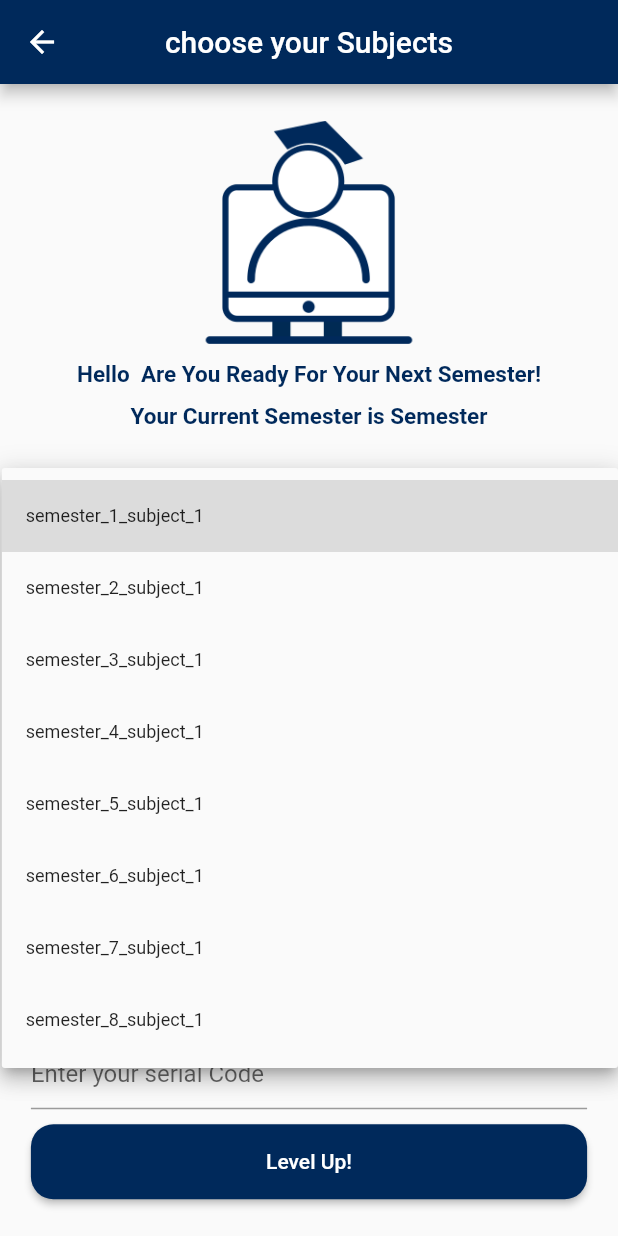
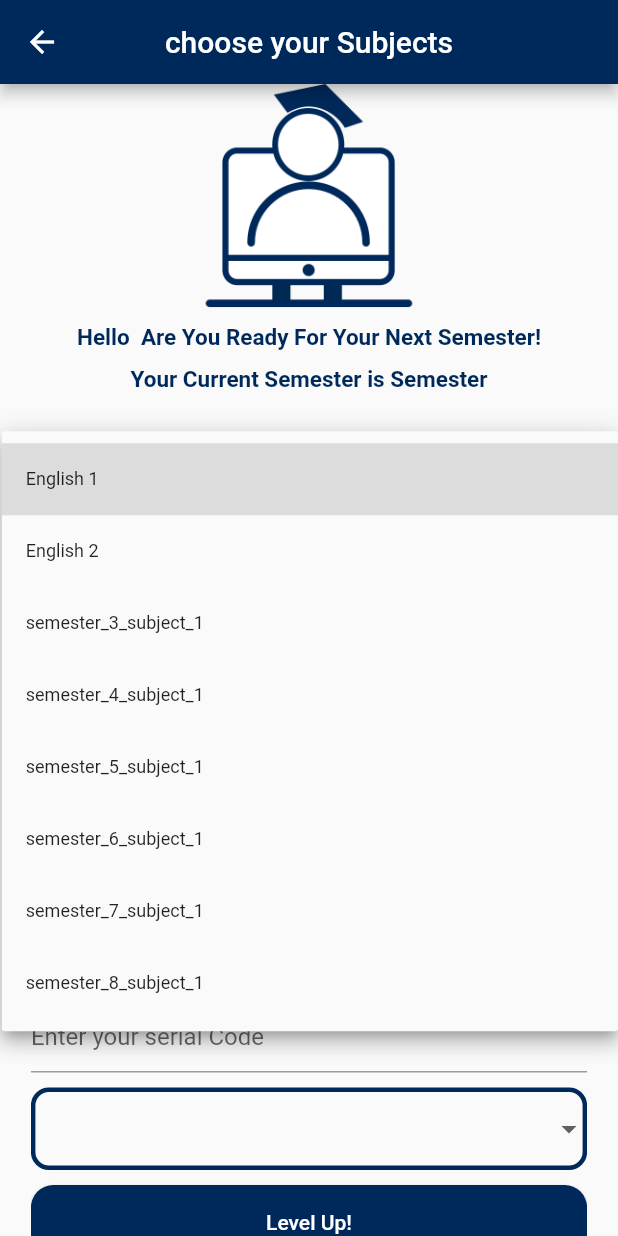
Before and after one commit to DO-DDY/graduationproject-implementation, a Flutter app: the Checker screen opened directly, after a tap on the "arrow drop down" icon, on a phone screen of 412 x 824 dp. Run offline on Flutter 3.47's test engine with Material 2 defaults, Android fonts, the phone set to English and light mode, and no system bars; our stand-ins replace cloud_firestore, firebase_auth, firebase_core, firebase_storage, fluttertoast, image_picker; accounts and stored records are empty.

Commit message:
subject validator

```diff
--- a/lib/model/user_model.dart
+++ b/lib/model/user_model.dart
@@ -75,12 +75,12 @@ class UserModel {
       'firstName': firstName,
       'secondName': secondName,
       'semester_1': semester_1,
-      'semester_8': semester_2,
-      'semester_1': semester_3,
-      'semester_8': semester_4,
-      'semester_1': semester_5,
-      'semester_8': semester_6,
-      'semester_1': semester_7,
+      'semester_2': semester_2,
+      'semester_3': semester_3,
+      'semester_4': semester_4,
+      'semester_5': semester_5,
+      'semester_6': semester_6,
+      'semester_7': semester_7,
       'semester_8': semester_8,
       'current_semester': current_semester,
     };
--- a/lib/screens/checker.dart
+++ b/lib/screens/checker.dart
@@ -37,8 +37,8 @@ class _CheckerState extends State<Checker> {
   }
 
   List<String> items = [
-    'semester_1_subject_1',
-    'semester_2_subject_1',
+    'English 1',
+    'English 2',
     'semester_3_subject_1',
     'semester_4_subject_1',
     'semester_5_subject_1',
@@ -110,6 +110,18 @@ class _CheckerState extends State<Checker> {
     'semester_8_subject_6',
   ];
   String? selectedItem6;
+
+  List<String> items7 = [
+    'semester_1_subject_7',
+    'semester_2_subject_7',
+    'semester_3_subject_7',
+    'semester_4_subject_7',
+    'semester_5_subject_7',
+    'semester_6_subject_7',
+    'semester_7_subject_7',
+    'semester_8_subject_7',
+  ];
+  String? selectedItem7;
 
   @override
   Widget build(BuildContext context) {
@@ -260,10 +272,7 @@ class _CheckerState extends State<Checker> {
                 Container(
                     height: 55,
                     width: MediaQuery.of(context).size.width * 0.90,
-                    child: (_subjectBlocker(
-                      "${loggedInUser.semester_7?['software_engineering'] ?? 0}",
-                    ))
-                        ? DropdownButtonFormField<String>(
+                    child: DropdownButtonFormField<String>(
                       decoration: InputDecoration(
                         enabledBorder: OutlineInputBorder(
                           borderRadius: BorderRadius.circular(12),
@@ -275,32 +284,11 @@ class _CheckerState extends State<Checker> {
                       items: items5
                           .map((item) => DropdownMenuItem<String>(
                                 value: item,
-                                      child: Text(item,
-                                          style: TextStyle(fontSize: 12)),
+                                child:
+                                    Text(item, style: TextStyle(fontSize: 12)),
                               ))
                           .toList(),
-                            onChanged: (item) =>
-                                setState(() => selectedItem5 = item),
-                          )
-                        : DropdownButtonFormField<String>(
-                            decoration: InputDecoration(
-                              enabledBorder: OutlineInputBorder(
-                                borderRadius: BorderRadius.circular(12),
-                                borderSide:
-                                    BorderSide(width: 3, color: Constant.color),
-                              ),
-                            ),
-                            value: selectedItem5,
-                            items: items5
-                                .map((item) => DropdownMenuItem<String>(
-                                      value: item,
-                                      child: Text(item,
-                                          style: TextStyle(fontSize: 12)),
-                                    ))
-                                .toList(),
-                            onChanged: (item) =>
-                                setState(() => selectedItem5 = item),
-                            // focusColor: _item5getter(),
+                      onChanged: (item) => setState(() => selectedItem5 = item),
                     )),
                 SizedBox(height: 5),
                 Container(
@@ -360,6 +348,32 @@ class _CheckerState extends State<Checker> {
                             height: 10,
                           ),
                           Container(
+                            height: 55,
+                            width: MediaQuery.of(context).size.width * 0.90,
+                            child: DropdownButtonFormField<String>(
+                              decoration: InputDecoration(
+                                enabledBorder: OutlineInputBorder(
+                                  borderRadius: BorderRadius.circular(12),
+                                  borderSide: BorderSide(
+                                      width: 3, color: Constant.color),
+                                ),
+                              ),
+                              value: selectedItem7,
+                              items: items7
+                                  .map((item) => DropdownMenuItem<String>(
+                                        value: item,
+                                        child: Text(item,
+                                            style: TextStyle(fontSize: 12)),
+                                      ))
+                                  .toList(),
+                              onChanged: (item) =>
+                                  setState(() => selectedItem7 = item),
+                            ),
+                          ),
+                          SizedBox(
+                            height: 10,
+                          ),
+                          Container(
                             decoration: BoxDecoration(
                               borderRadius:
                                   BorderRadius.all(Radius.circular(50)),
@@ -394,10 +408,6 @@ class _CheckerState extends State<Checker> {
     );
   }
 
-  _item5getter() {
-    selectedItem5 = selectedItem5_failed;
-  }
-
   _subjectBlocker(input) {
     if (input == null) {
       return "loading...";
@@ -423,136 +433,169 @@ class _CheckerState extends State<Checker> {
     }
   }
 
-  _selectedItemIndicator(input) {
-    if (input == null) {
+  _selectedItemIndicator(currentSemester) {
+    if (currentSemester == null) {
       return "loading...";
     } else {
-      if (input == "1") {
-        selectedItem = "semester_2_subject_1";
+      if (currentSemester == "0") {
+        selectedItem = "English 1";
+        selectedItem2 = "semester_1_subject_2";
+        selectedItem3 = "semester_1_subject_3";
+        selectedItem4 = "semester_1_subject_4";
+        selectedItem5 = "semester_1_subject_5";
+        selectedItem6 = "semester_1_subject_6";
+        selectedItem7 = "semester_1_subject_7";
+      } else if (currentSemester == "1") {
+        selectedItem = _subjectValidatorcase(selectedItem);
         selectedItem2 = "semester_2_subject_2";
         selectedItem3 = "semester_2_subject_3";
         selectedItem4 = "semester_2_subject_4";
         selectedItem5 = "semester_2_subject_5";
         selectedItem6 = "semester_2_subject_6";
-      } else if (input == "2") {
+        selectedItem7 = "semester_2_subject_7";
+      } else if (currentSemester == "2") {
         selectedItem = "semester_3_subject_1";
         selectedItem2 = "semester_3_subject_2";
         selectedItem3 = "semester_3_subject_3";
         selectedItem4 = "semester_3_subject_4";
         selectedItem5 = "semester_3_subject_5";
         selectedItem6 = "semester_3_subject_6";
-      } else if (loggedInUser.current_semester == "3") {
+        selectedItem7 = "semester_3_subject_7";
+      } else if (currentSemester == "3") {
         selectedItem = "semester_4_subject_1";
         selectedItem2 = "semester_4_subject_2";
         selectedItem3 = "semester_4_subject_3";
         selectedItem4 = "semester_4_subject_4";
         selectedItem5 = "semester_4_subject_5";
         selectedItem6 = "semester_4_subject_6";
-      } else if (loggedInUser.current_semester == "4") {
+        selectedItem7 = "semester_4_subject_7";
+      } else if (currentSemester == "4") {
         selectedItem = "semester_5_subject_1";
         selectedItem2 = "semester_5_subject_2";
         selectedItem3 = "semester_5_subject_3";
         selectedItem4 = "semester_5_subject_4";
         selectedItem5 = "semester_5_subject_5";
         selectedItem6 = "semester_5_subject_6";
-      } else if (loggedInUser.current_semester == "5") {
-        final docUser = selectedItem = "semester_1_subject_1";
+        selectedItem7 = "semester_5_subject_7";
+      } else if (currentSemester == "5") {
+        final docUser = selectedItem = "English 1";
         selectedItem2 = "semester_6_subject_2";
         selectedItem3 = "semester_6_subject_3";
         selectedItem4 = "semester_6_subject_4";
         selectedItem5 = "semester_6_subject_5";
         selectedItem6 = "semester_6_subject_6";
-      } else if (loggedInUser.current_semester == "6") {
+        selectedItem7 = "semester_6_subject_7";
+      } else if (currentSemester == "6") {
         selectedItem = "semester_7_subject_1";
         selectedItem2 = "semester_7_subject_2";
         selectedItem3 = "semester_7_subject_3";
         selectedItem4 = "semester_7_subject_4";
         selectedItem5 = "semester_7_subject_5";
         selectedItem6 = "semester_7_subject_6";
-      } else if (input == "7") {
+        selectedItem7 = "semester_7_subject_7";
+      } else if (currentSemester == "7") {
         selectedItem = "semester_8_subject_1";
         selectedItem2 = "semester_8_subject_2";
         selectedItem3 = "semester_8_subject_3";
         selectedItem4 = "semester_8_subject_4";
         selectedItem5 = "semester_8_subject_5";
         selectedItem6 = "semester_8_subject_6";
+        selectedItem7 = "semester_8_subject_7";
       } else
         return Text(
             "there is probably an error in your database check with your advisor");
     }
   }
 
-  _levelUp(input) {
-    if (input == null) {
+  _levelUp(currentSemester) {
+    if (currentSemester == null) {
       return "loading...";
     } else {
-      if (input == "1") {
+      if (currentSemester == "0") {
         final docUser =
             FirebaseFirestore.instance.collection('users').doc(user!.uid);
         docUser.update({
-          'semester_2.${selectedItem}': '',
-          'semester_2.${selectedItem2}': '',
-          'semester_2.${selectedItem3}': '',
-          'semester_2.${selectedItem4}': '',
-          'semester_2.${selectedItem5}': '',
-          'semester_2.${selectedItem6}': '',
+          'semester_1.${selectedItem}': '0',
+          'semester_1.${selectedItem2}': '0',
+          'semester_1.${selectedItem3}': '0',
+          'semester_1.${selectedItem4}': '0',
+          'semester_1.${selectedItem5}': '0',
+          'semester_1.${selectedItem6}': '0',
+          'semester_1.${selectedItem7}': '0',
         });
-      } else if (input == "2") {
+      } else if (currentSemester == "1") {
         final docUser =
             FirebaseFirestore.instance.collection('users').doc(user!.uid);
         docUser.update({
-          'semester_3.${selectedItem}': '',
-          'semester_3.${selectedItem2}': '',
-          'semester_3.${selectedItem3}': '',
-          'semester_3.${selectedItem4}': '',
-          'semester_3.${selectedItem5}': '',
-          'semester_3.${selectedItem6}': '',
+          'semester_2.${selectedItem}': '0',
+          'semester_2.${selectedItem2}': '0',
+          'semester_2.${selectedItem3}': '0',
+          'semester_2.${selectedItem4}': '0',
+          'semester_2.${selectedItem5}': '0',
+          'semester_2.${selectedItem6}': '0',
+          'semester_2.${selectedItem7}': '0',
         });
-      } else if (loggedInUser.current_semester == "3") {
+      } else if (currentSemester == "2") {
         final docUser =
             FirebaseFirestore.instance.collection('users').doc(user!.uid);
         docUser.update({
-          'semester_4.${selectedItem}': '',
-          'semester_4.${selectedItem2}': '',
-          'semester_4.${selectedItem3}': '',
-          'semester_4.${selectedItem4}': '',
-          'semester_4.${selectedItem5}': '',
-          'semester_4.${selectedItem6}': '',
+          'semester_3.${selectedItem}': '0',
+          'semester_3.${selectedItem2}': '0',
+          'semester_3.${selectedItem3}': '0',
+          'semester_3.${selectedItem4}': '0',
+          'semester_3.${selectedItem5}': '0',
+          'semester_3.${selectedItem6}': '0',
+          'semester_3.${selectedItem7}': '0',
         });
-      } else if (loggedInUser.current_semester == "4") {
+      } else if (currentSemester == "3") {
         final docUser =
             FirebaseFirestore.instance.collection('users').doc(user!.uid);
         docUser.update({
-          'semester_5.${selectedItem}': '',
-          'semester_5.${selectedItem2}': '',
-          'semester_5.${selectedItem3}': '',
-          'semester_5.${selectedItem4}': '',
-          'semester_5.${selectedItem5}': '',
-          'semester_5.${selectedItem6}': '',
+          'semester_4.${selectedItem}': '0',
+          'semester_4.${selectedItem2}': '0',
+          'semester_4.${selectedItem3}': '0',
+          'semester_4.${selectedItem4}': '0',
+          'semester_4.${selectedItem5}': '0',
+          'semester_4.${selectedItem6}': '0',
+          'semester_4.${selectedItem7}': '0',
         });
-      } else if (loggedInUser.current_semester == "5") {
+      } else if (currentSemester == "4") {
         final docUser =
             FirebaseFirestore.instance.collection('users').doc(user!.uid);
         docUser.update({
-          'semester_6.${selectedItem}': '',
-          'semester_6.${selectedItem2}': '',
-          'semester_6.${selectedItem3}': '',
-          'semester_6.${selectedItem4}': '',
-          'semester_6.${selectedItem5}': '',
-          'semester_6.${selectedItem6}': '',
+          'semester_5.${selectedItem}': '0',
+          'semester_5.${selectedItem2}': '0',
+          'semester_5.${selectedItem3}': '0',
+          'semester_5.${selectedItem4}': '0',
+          'semester_5.${selectedItem5}': '0',
+          'semester_5.${selectedItem6}': '0',
+          'semester_4.${selectedItem7}': '0',
         });
-      } else if (loggedInUser.current_semester == "6") {
+      } else if (currentSemester == "5") {
         final docUser =
             FirebaseFirestore.instance.collection('users').doc(user!.uid);
         docUser.update({
-          'semester_7.${selectedItem}': '',
-          'semester_7.${selectedItem2}': '',
-          'semester_7.${selectedItem3}': '',
-          'semester_7.${selectedItem4}': '',
-          'semester_7.${selectedItem5}': '',
-          'semester_7.${selectedItem6}': '',
+          'semester_6.${selectedItem}': '0',
+          'semester_6.${selectedItem2}': '0',
+          'semester_6.${selectedItem3}': '0',
+          'semester_6.${selectedItem4}': '0',
+          'semester_6.${selectedItem5}': '0',
+          'semester_6.${selectedItem6}': '0',
+          'semester_4.${selectedItem7}': '0',
         });
-      } else if (input == "7") {
+      } else if (currentSemester == "6") {
+        final docUser =
+            FirebaseFirestore.instance.collection('users').doc(user!.uid);
+        docUser.update({
+          'semester_7.${selectedItem}': '0',
+          'semester_7.${selectedItem2}': '0',
+          'semester_7.${selectedItem3}': '0',
+          'semester_7.${selectedItem4}': '0',
+          'semester_7.${selectedItem5}': '0',
+          'semester_7.${selectedItem6}': '0',
+          'semester_4.${selectedItem7}': '0',
+        });
+      } else if (currentSemester == "7") {
         final docUser =
             FirebaseFirestore.instance.collection('users').doc(user!.uid);
         docUser.update({
@@ -562,10 +605,33 @@ class _CheckerState extends State<Checker> {
           'semester_8.${selectedItem4}': '',
           'semester_8.${selectedItem5}': '',
           'semester_8.${selectedItem6}': '',
+          'semester_4.${selectedItem7}': '',
         });
       } else
         return Text(
             "there is probably an error in your database check with your advisor");
     }
   }
+
+  _subjectValidator(subject) {
+    if (loggedInUser.current_semester == "1") {
+      {
+        if (double.tryParse(loggedInUser.semester_1?["English 1"])! >= 50) {
+          String newSubject = "English 2";
+          return newSubject;
+        } else {
+          String oldSubject = "English 1";
+          return oldSubject;
         }
+      }
+    } else if (loggedInUser.current_semester == "1") {
+      if (double.tryParse(loggedInUser.semester_1?["English 1"])! >= 50) {
+        String newSubject = "English 2";
+        return newSubject;
+      } else {
+        String oldSubject = "English 1";
+        return oldSubject;
+      }
+    }
+  }
+}
```
Also changed, not shown: lib/screens/Level_Up.dart (+16 -10 lines). Lines whose indentation alone changed are shown as unchanged.
